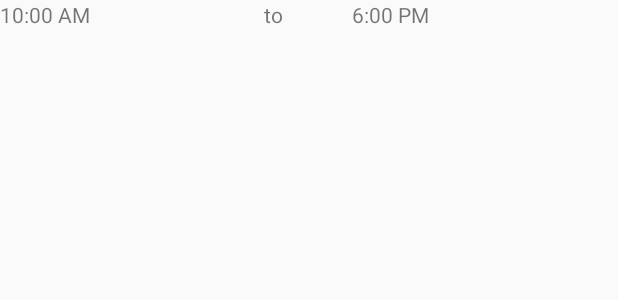
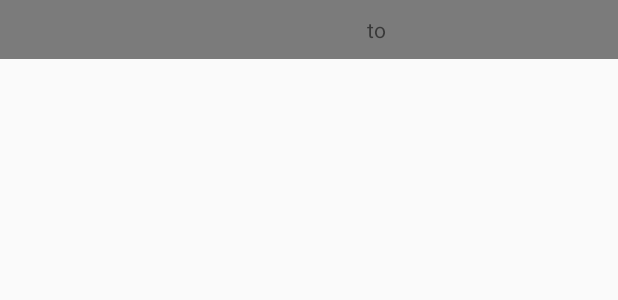
Before and after one commit to rajatkhanna506/Drutas-LeaveManagement, an Android app: the layout adapter_save_leave.xml on its own in the app's theme, with its tools: preview values and no code run, on a phone screen of 412 x 824 dp. Shown: the top 300 px of the screen. Run offline under Robolectric (Android 15) with nearby library versions, the phone set to English and light mode, and no system bars.

```diff
--- a/app/src/main/res/layout/adapter_save_leave.xml
+++ b/app/src/main/res/layout/adapter_save_leave.xml
@@ -1,29 +1,38 @@
 <?xml version="1.0" encoding="utf-8"?>
 <LinearLayout xmlns:android="http://schemas.android.com/apk/res/android"
     android:layout_width="match_parent"
-    android:layout_height="wrap_content">
+    android:layout_height="wrap_content"
+    android:background="@drawable/viewsbackground"
+    android:padding="10dp"
+    android:weightSum="100">
+
     <TextView
-        android:id="@+id/leaveStartTiming"
+        android:id="@+id/savedLeaveDate"
+        android:layout_width="0dp"
+        android:layout_height="wrap_content"
+        android:layout_weight="30" />
+
+    <TextView
+        android:id="@+id/savedleaveStartTiming"
         android:layout_width="0dp"
         android:layout_height="wrap_content"
         android:layout_alignParentEnd="true"
-        android:layout_weight="30"
-        android:text="10:00 AM"/>
+        android:layout_weight="30" />
 
     <TextView
         android:layout_width="0dp"
         android:layout_height="wrap_content"
         android:layout_alignParentEnd="true"
         android:layout_weight="10"
-        android:text="to"/>
+        android:text="to" />
 
 
     <TextView
-        android:id="@+id/leaveEndTiming"
+        android:id="@+id/savedleaveEndTiming"
         android:layout_width="0dp"
         android:layout_height="wrap_content"
         android:layout_alignParentEnd="true"
-        android:layout_weight="30"
-        android:text="6:00 PM" />
+        android:layout_weight="30" />
+
 
 </LinearLayout>
```
Also changed, not shown: app/src/main/java/com/example/drutas/Views/Adapter/TemporaryLeaveAdapter.java (+66 -20 lines).
